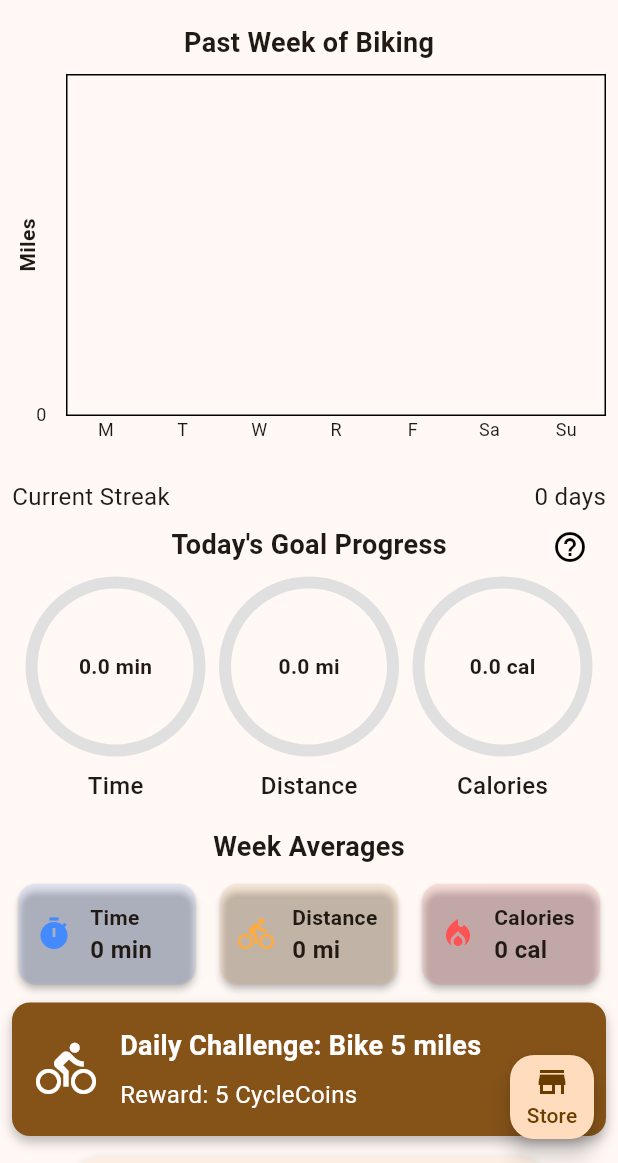
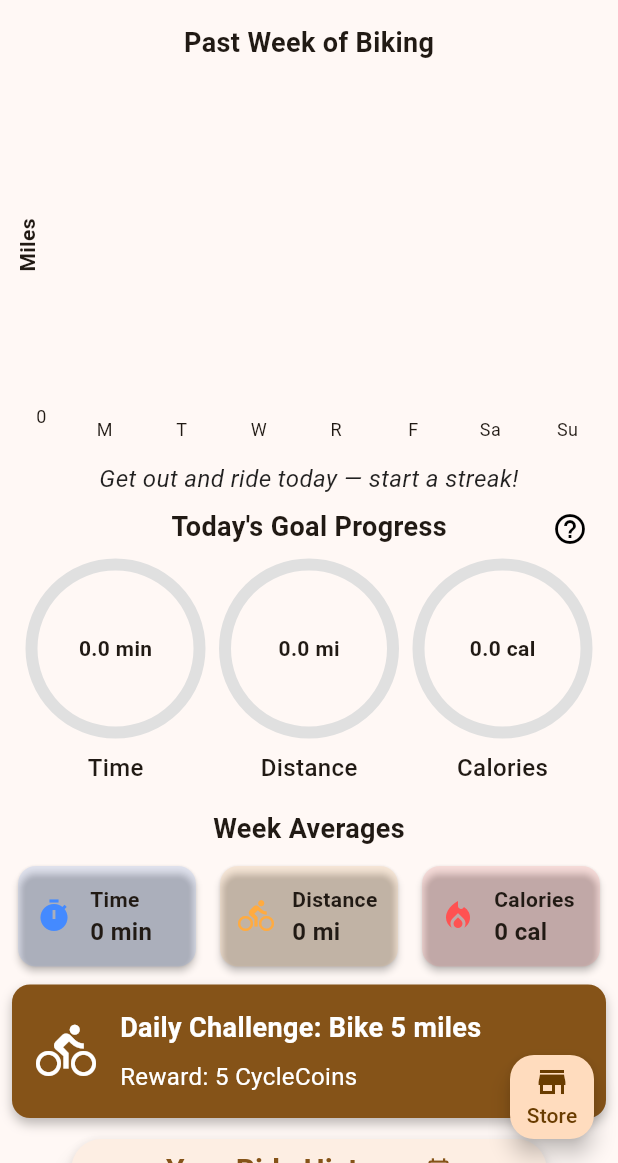
Before and after one commit to UCD-193AB-ws24/CycleGuardFrontend, a Flutter app: the HomePage screen opened directly, on a phone screen of 412 x 824 dp, the part 73-1236 px from its top. Run offline on Flutter 3.47's test engine with Material 3 defaults, Android fonts, the phone set to English and light mode, and no system bars; drawn by our look-alikes of fl_chart, percent_indicator; our stand-ins replace curved_navigation_bar, flutter_blue_plus, flutter_dotenv, flutter_markdown, flutter_svg, fluttertoast and 9 more; missing offline and left inert: dart:ffi, draggable_scrollbar, flutter_polyline_points; accounts and stored records are empty; network calls fail.

Commit message:
Updated streak display

```diff
--- a/lib/pages/home_page.dart
+++ b/lib/pages/home_page.dart
@@ -181,12 +181,13 @@ class _HomePageState extends State<HomePage> {
                       },
                     ),
                   ),
+                  borderData: FlBorderData(show: false),
                 ),
               ),
             ),
-            SizedBox(height: 16),
-            _buildStatistic('Current Streak', '${userStats.rideStreak} days'),
-            SizedBox(height: 4),
+            SizedBox(height: 8),
+            buildStreakDisplay(context, userStats.rideStreak),
+            SizedBox(height: 8),
               Stack(
                 alignment: Alignment.center,
                 children: [
@@ -409,17 +410,29 @@ class _HomePageState extends State<HomePage> {
     return result;
   }
 
-  Widget _buildStatistic(String title, String value) {
-    return Padding(
-      padding: const EdgeInsets.symmetric(vertical: 4.0),
-      child: Row(
-        mainAxisAlignment: MainAxisAlignment.spaceBetween,
-        children: [
-          Text(title, style: TextStyle(fontSize: 16)),
-          Text(value, style: TextStyle(fontSize: 16)),
-        ],
-      ),
-    );
+  Widget buildStreakDisplay(BuildContext context, int rideStreak) {
+    if (rideStreak > 1) {
+      return Center(
+        child: Text(
+          '🔥 $rideStreak day streak',
+          style: const TextStyle(fontSize: 16, fontWeight: FontWeight.bold),
+        ),
+      );
+    } else {
+      return Center(
+        child: Text(
+          'Get out and ride today — start a streak!',
+          style: TextStyle(
+            fontSize: 16,
+            fontStyle: FontStyle.italic,
+            color: Theme.of(context).brightness == Brightness.dark
+                ? Colors.white70
+                : Colors.black87,
+          ),
+          textAlign: TextAlign.center,
+        ),
+      );
+    }
   }
 
   Widget _buildStatCard(IconData icon, String label, String value, Color color) {
```
